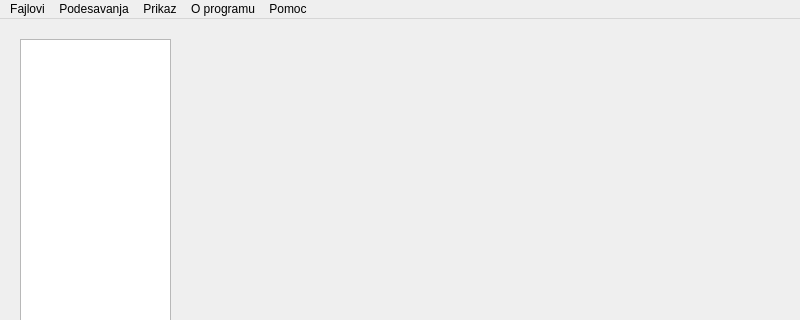
Old version of the form ProjectAlmond/GUI/glavniprozor.ui in the repository bozidarrr/RS15-14; both pictures show x 0 to 800 and y 0 to 320 of the 800 by 600 pixel window.
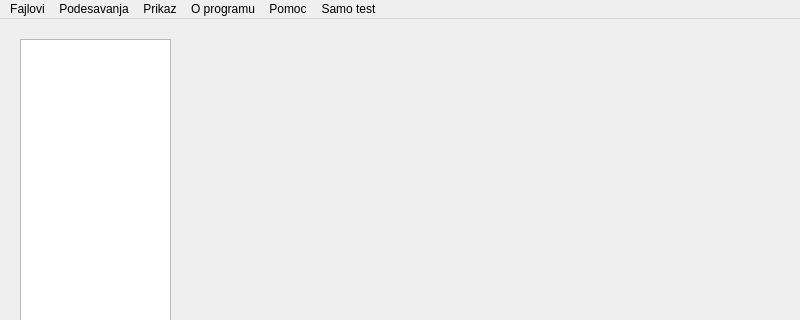
New version of the form. Icons and pictures are not drawn.

```diff
--- a/ProjectAlmond/GUI/glavniprozor.ui
+++ b/ProjectAlmond/GUI/glavniprozor.ui
@@ -134,11 +134,18 @@
      <string>O programu</string>
     </property>
    </widget>
+   <widget class="QMenu" name="menuSamo_test">
+    <property name="title">
+     <string>Samo test</string>
+    </property>
+    <addaction name="aKljucna"/>
+   </widget>
    <addaction name="mFajlovi"/>
    <addaction name="mPodesavanja"/>
    <addaction name="mPrikaz"/>
    <addaction name="mOProgramu"/>
    <addaction name="mPomoc"/>
+   <addaction name="menuSamo_test"/>
   </widget>
   <widget class="QStatusBar" name="statusBar"/>
   <action name="aNovoStablo">
```
Left out of the diff: 5 changed lines with no effect on the pictures.
